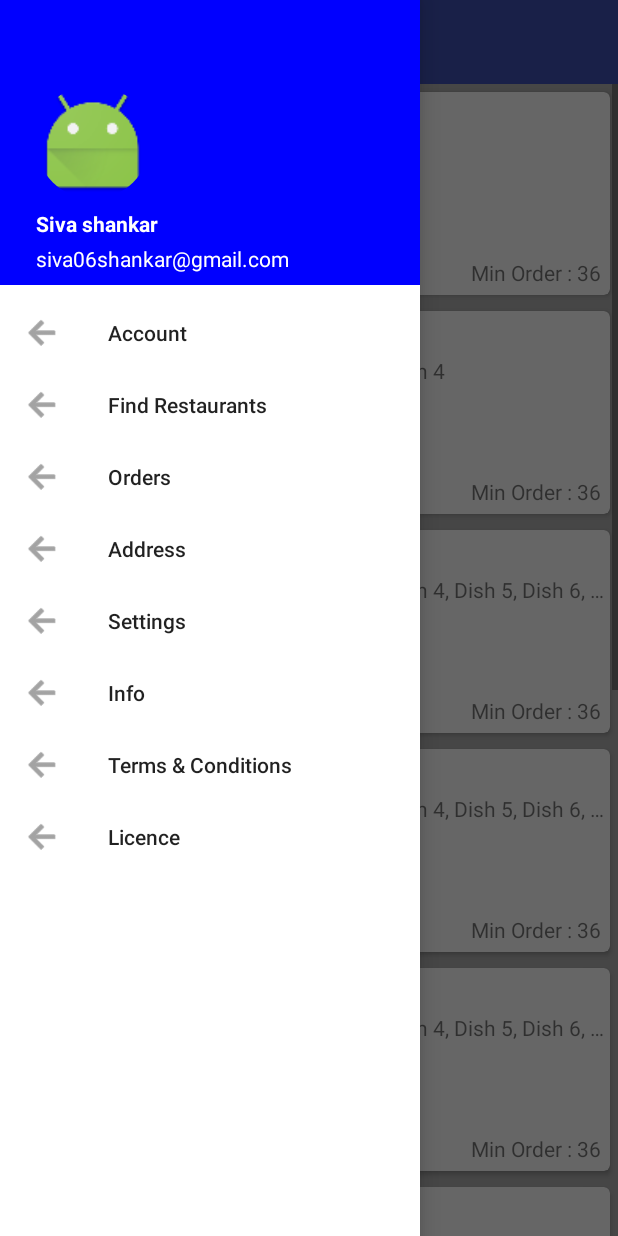
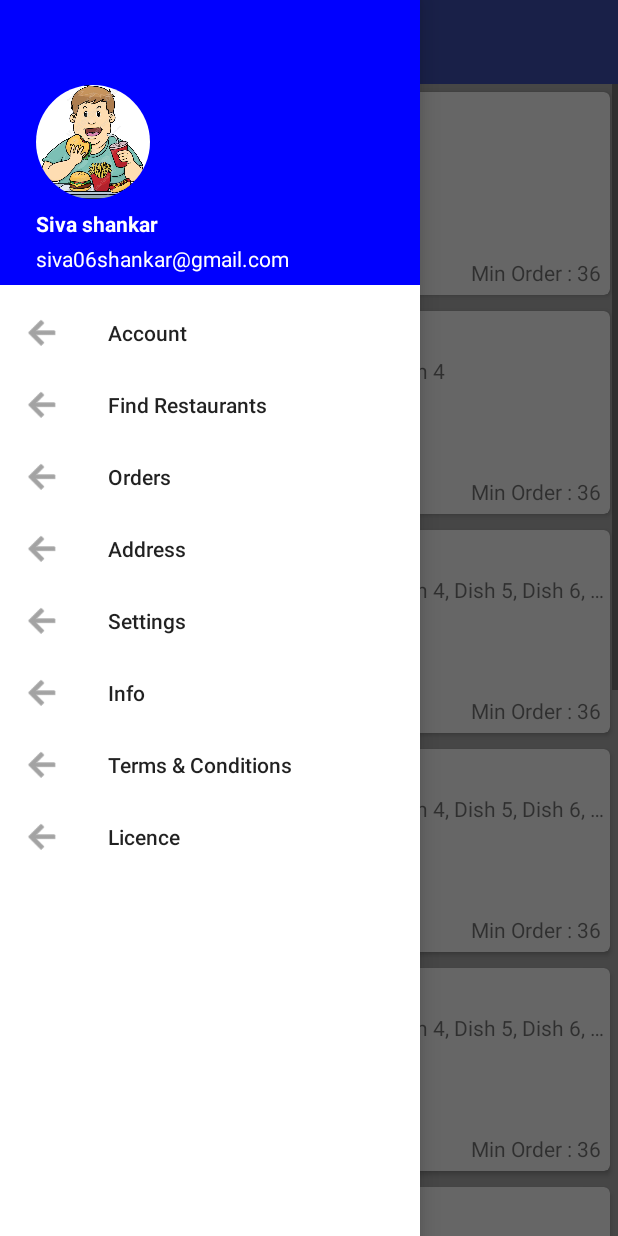
Before and after one commit to Sivashankar06/Projects, an Android app: the RestaurantsActivity screen opened directly, with no data from a screen before it, with the side drawer open, on a phone screen of 412 x 824 dp. Run offline under Robolectric (Android 15) with nearby library versions, the phone set to English and light mode, and no system bars; our stand-ins replace CircleImageView; pictures from the network do not load.

Commit message:
temp profile pic

```diff
--- a/FoodApp/app/src/main/res/layout/view_drawer_header.xml
+++ b/FoodApp/app/src/main/res/layout/view_drawer_header.xml
@@ -9,7 +9,7 @@
         android:id="@+id/profile_image"
         android:layout_width="76dp"
         android:layout_height="76dp"
-        android:src="@mipmap/ic_launcher"
+        android:src="@drawable/gmfprofileimage"
         app:border_color="@color/black"
         android:layout_marginLeft="24dp"
         android:layout_centerVertical="true"
```
